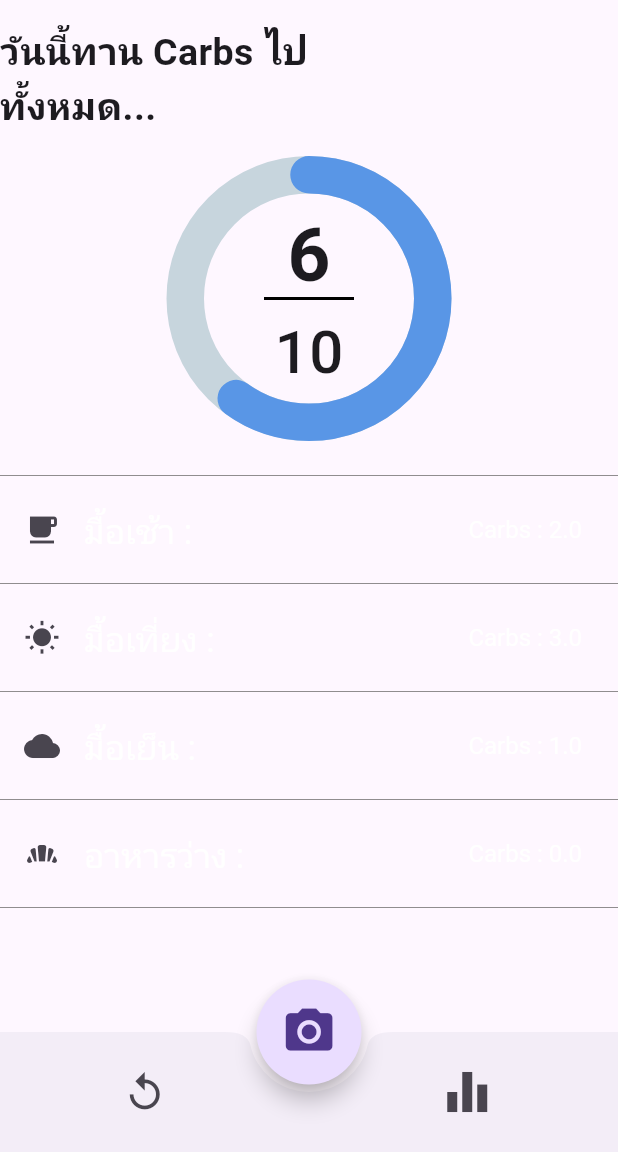
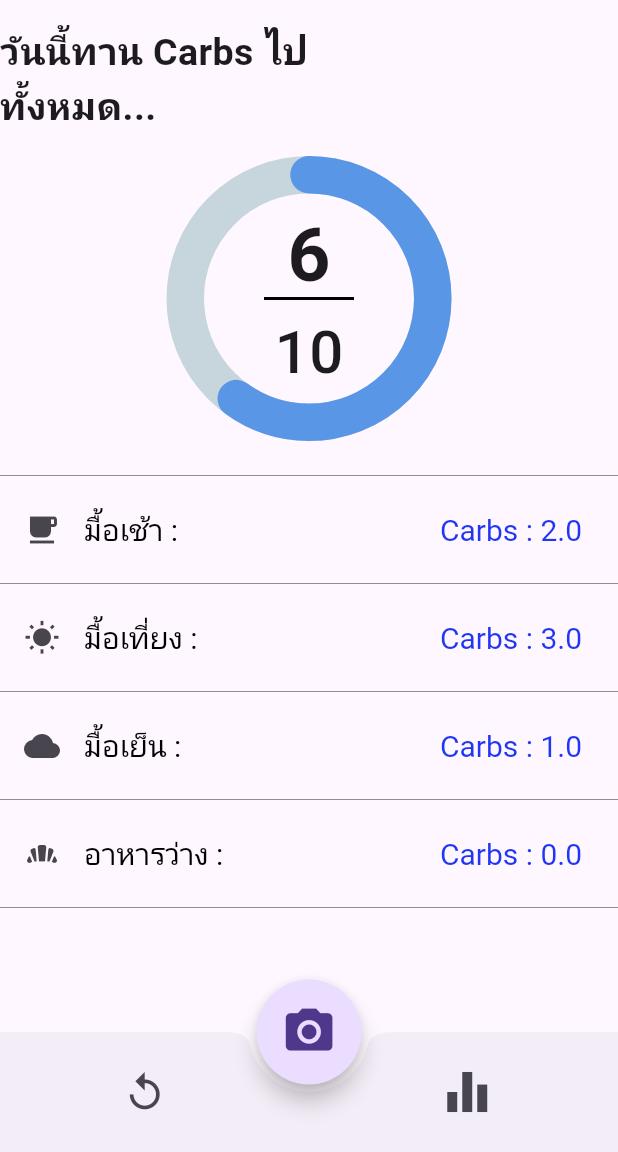
Before and after one commit to Charinthorn/diabetes_app, a Flutter app: the screen it shows after launch, in the side drawer, after a tap on "แก้ไขข้อมูลส่วนตัว", on a phone screen of 412 x 824 dp, the part 84-1236 px from its top. Run offline on Flutter 3.47's test engine with Material 3 defaults, Android fonts, the light colour scheme and no system bars; drawn by our look-alikes of percent_indicator; our stand-ins replace fl_chart, flutter_local_notifications, flutter_staggered_animations, image_cropper, image_picker; missing offline and left inert: alarm, google_ml_kit; project files that could hold a hidden picture were left out.

Commit message:
changs repos

```diff
--- a/lib/pages/foodpage.dart
+++ b/lib/pages/foodpage.dart
@@ -141,7 +141,7 @@ class CircularPercentIndicatorWithListView extends StatelessWidget {
         (totalCarbs / maxCarbs).clamp(0.0, 1.0); // คำนวณค่าเปอร์เซ็นต์
 
     return Column(
-      mainAxisAlignment: MainAxisAlignment.start,
+      mainAxisAlignment: MainAxisAlignment.center,
       children: <Widget>[
         Container(
           padding: const EdgeInsets.only(top: 15.0, right: 200),
@@ -194,8 +194,22 @@ class CircularPercentIndicatorWithListView extends StatelessWidget {
             children: <Widget>[
               ListTile(
                 leading: const Icon(Icons.free_breakfast),
-                title: const Text('มื้อเช้า : '),
-                trailing: Text("Carbs : $breakfastCarbs"),
+                title: const Text(
+                  'มื้อเช้า : ',
+                  style: TextStyle(
+                    fontSize: 20,
+                    color: Color.fromARGB(
+                        255, 0, 0, 0), // ปรับเปลี่ยนสีตัวอักษรที่นี่
+                  ),
+                ),
+                trailing: Text(
+                  "Carbs : $breakfastCarbs",
+                  style: const TextStyle(
+                    fontSize: 20,
+                    color: Color.fromARGB(
+                        255, 33, 54, 243), // ปรับเปลี่ยนสีตัวอักษรที่นี่
+                  ),
+                ),
                 titleTextStyle: const TextStyle(fontSize: 23),
                 leadingAndTrailingTextStyle: const TextStyle(fontSize: 16),
               ),
@@ -205,8 +219,22 @@ class CircularPercentIndicatorWithListView extends StatelessWidget {
               ),
               ListTile(
                 leading: const Icon(Icons.wb_sunny),
-                title: const Text('มื้อเที่ยง : '),
-                trailing: Text("Carbs : $lunchCarbs"),
+                title: const Text(
+                  'มื้อเที่ยง : ',
+                  style: TextStyle(
+                    fontSize: 20,
+                    color: Color.fromARGB(
+                        255, 0, 0, 0), // ปรับเปลี่ยนสีตัวอักษรที่นี่
+                  ),
+                ),
+                trailing: Text(
+                  "Carbs : $lunchCarbs",
+                  style: const TextStyle(
+                    fontSize: 20,
+                    color: Color.fromARGB(
+                        255, 33, 54, 243), // ปรับเปลี่ยนสีตัวอักษรที่นี่
+                  ),
+                ),
                 titleTextStyle: const TextStyle(fontSize: 23),
                 leadingAndTrailingTextStyle: const TextStyle(fontSize: 16),
               ),
@@ -216,8 +244,22 @@ class CircularPercentIndicatorWithListView extends StatelessWidget {
               ),
               ListTile(
                 leading: const Icon(Icons.cloud),
-                title: const Text('มื้อเย็น : '),
-                trailing: Text("Carbs : $dinnerCarbs"),
+                title: const Text(
+                  'มื้อเย็น : ',
+                  style: TextStyle(
+                    fontSize: 20,
+                    color: Color.fromARGB(
+                        255, 0, 0, 0), // ปรับเปลี่ยนสีตัวอักษรที่นี่
+                  ),
+                ),
+                trailing: Text(
+                  "Carbs : $dinnerCarbs",
+                  style: const TextStyle(
+                    fontSize: 20,
+                    color: Color.fromARGB(
+                        255, 33, 54, 243), // ปรับเปลี่ยนสีตัวอักษรที่นี่
+                  ),
+                ),
                 titleTextStyle: const TextStyle(fontSize: 23),
                 leadingAndTrailingTextStyle: const TextStyle(fontSize: 16),
               ),
@@ -227,8 +269,22 @@ class CircularPercentIndicatorWithListView extends StatelessWidget {
               ),
               ListTile(
                 leading: const Icon(Icons.bakery_dining_rounded),
-                title: const Text('อาหารว่าง : '),
-                trailing: Text("Carbs : $snackCarbs"),
+                title: const Text(
+                  'อาหารว่าง : ',
+                  style: TextStyle(
+                    fontSize: 20,
+                    color: Color.fromARGB(
+                        255, 0, 0, 0), // ปรับเปลี่ยนสีตัวอักษรที่นี่
+                  ),
+                ),
+                trailing: Text(
+                  "Carbs : $snackCarbs",
+                  style: const TextStyle(
+                    fontSize: 20,
+                    color: Color.fromARGB(
+                        255, 33, 54, 243), // ปรับเปลี่ยนสีตัวอักษรที่นี่
+                  ),
+                ),
                 titleTextStyle: const TextStyle(fontSize: 23),
                 leadingAndTrailingTextStyle: const TextStyle(fontSize: 16),
               ),
--- a/lib/pages/graph_lab.dart
+++ b/lib/pages/graph_lab.dart
@@ -59,8 +59,11 @@ class _MyAppState extends State<Graph> {
             Container(
               padding: const EdgeInsets.only(left: 380),
               child: const Column(
-                crossAxisAlignment: CrossAxisAlignment.end,
+                crossAxisAlignment: CrossAxisAlignment.start,
                 children: [
+                  SizedBox(
+                    height: 50,
+                  ),
                   Row(
                     children: [
                       Icon(Icons.square,
@@ -92,18 +95,27 @@ class _MyAppState extends State<Graph> {
             ),
             Container(
               padding: EdgeInsets.only(right: 300),
+              child: SizedBox(
+                width: 500, // กำหนดความกว้างของปุ่ม
+                height: 50, // กำหนดความสูงของปุ่ม
                 child: ElevatedButton.icon(
                   style: ButtonStyle(
-                    backgroundColor: MaterialStatePropertyAll(
-                        const Color.fromARGB(255, 2, 66, 119))),
+                    backgroundColor: MaterialStateProperty.all(
+                      Color.fromARGB(255, 2, 66, 119),
+                    ),
+                  ),
                   onPressed: () {},
-                icon: Icon(Icons.print,
-                    color: Color.fromARGB(
-                        255, 255, 255, 255)), //icon data for elevated button
-                label: Text("PRINT",
-                    style:
-                        TextStyle(color: Color.fromARGB(255, 255, 255, 255))),
-                //label text
+                  icon: Icon(
+                    Icons.print,
+                    color: Color.fromARGB(255, 255, 255, 255),
+                  ),
+                  label: Text(
+                    "PRINT",
+                    style: TextStyle(
+                      color: Color.fromARGB(255, 255, 255, 255),
+                    ),
+                  ),
+                ),
               ),
             )
           ]),
```
Lines whose indentation alone changed are shown as unchanged.
